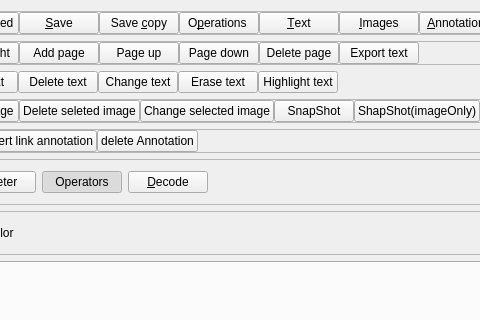
Before: the Qt Designer form pdfgui.ui in caronnee/pdfeditor, drawn with Qt 5; both pictures show x 153 to 633 and y 0 to 320 of the 878 by 646 pixel window.
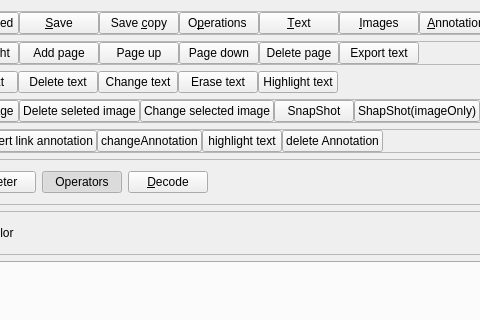
After: the same form once the commit is applied. Icons and pictures are not drawn. Custom widgets are drawn as their Qt base class.

Commit message: added highlight mode

Patch:
```diff
--- a/pdfgui.ui
+++ b/pdfgui.ui
@@ -841,6 +841,26 @@
          </attribute>
         </widget>
        </item>
+       <item>
+        <widget class="QPushButton" name="changeAnnotationButton">
+         <property name="text">
+          <string>changeAnnotation</string>
+         </property>
+         <attribute name="buttonGroup">
+          <string>subgroups</string>
+         </attribute>
+        </widget>
+       </item>
+       <item>
+        <widget class="QPushButton" name="highlightButton_2">
+         <property name="text">
+          <string>highlight text</string>
+         </property>
+         <attribute name="buttonGroup">
+          <string>subgroups</string>
+         </attribute>
+        </widget>
+       </item>
        <item>
         <widget class="QPushButton" name="delAnnotation">
          <property name="text">
```
Left out of the diff: 2 changed lines with no effect on the pictures. The commit also changes 14 other files.
